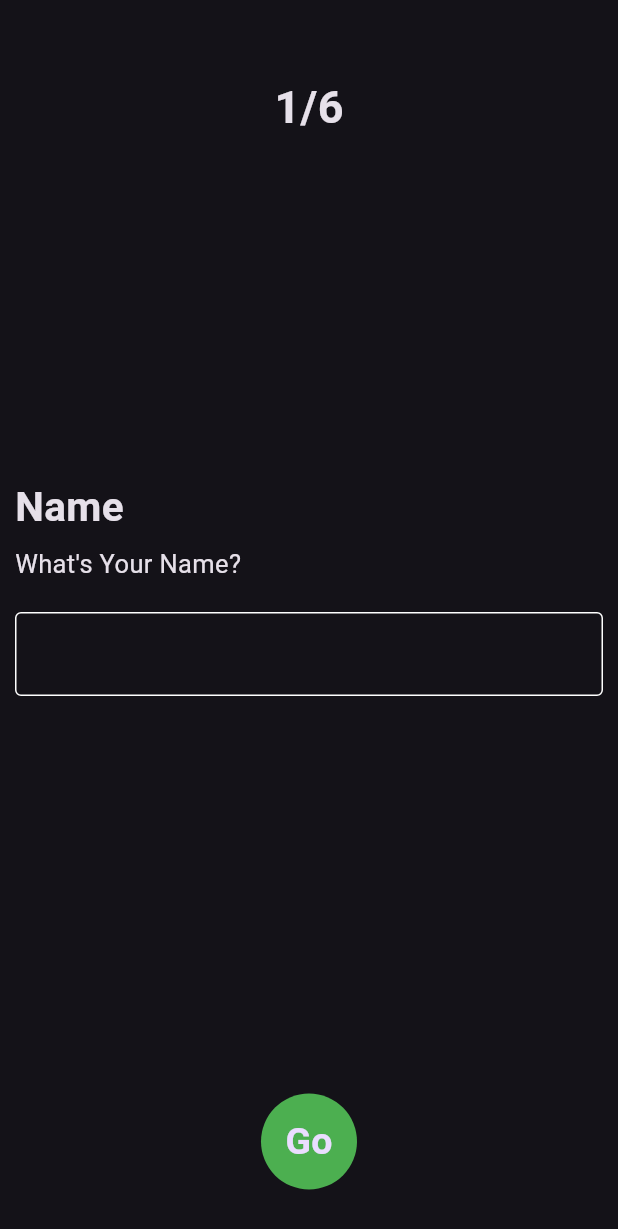
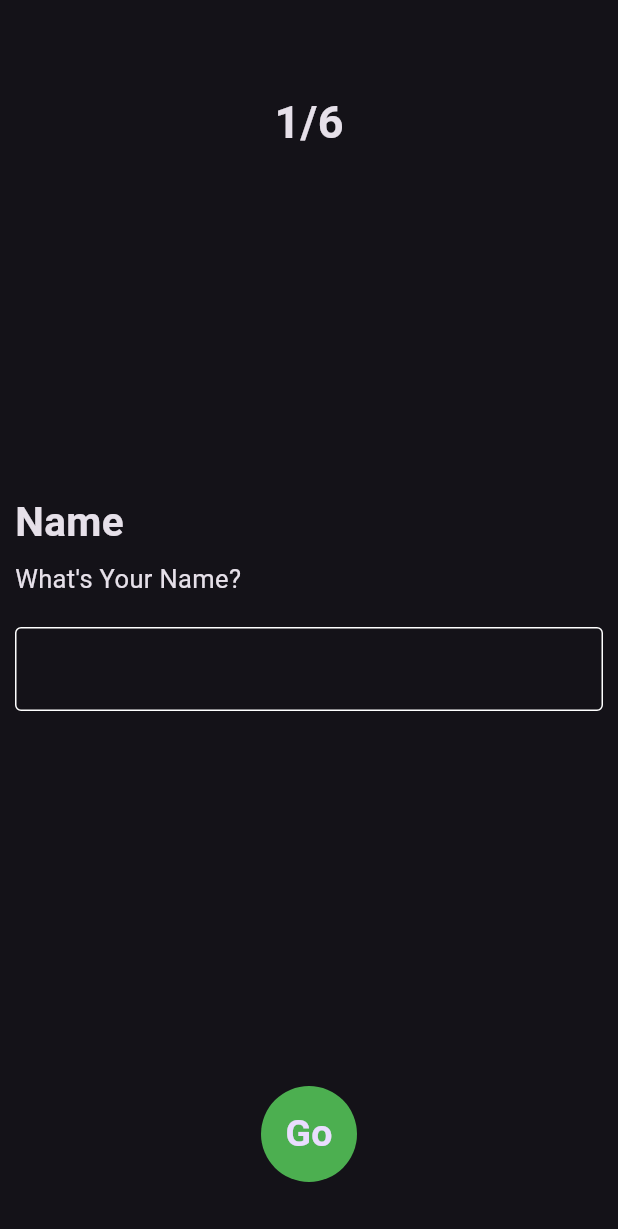
Before and after one commit to hamadadhg/business_card_app, a Flutter app: the screen it shows after launch, on a phone screen of 412 x 824 dp. Shown: the top 1229 px of the screen. Run offline on Flutter 3.47's test engine with Material 3 defaults, Android fonts, the phone set to English and light mode, and no system bars.

Commit message:
finish home view

```diff
--- a/lib/main.dart
+++ b/lib/main.dart
@@ -98,6 +98,7 @@ class BusinessCard extends StatelessWidget {
 }
 */
 import 'package:business_card_app/view/home_view.dart';
+import 'package:business_card_app/view/number_view.dart';
 import 'package:business_card_app/view/work_view.dart';
 import 'package:flutter/material.dart';
 
@@ -116,6 +117,7 @@ class BusinessCardApp extends StatelessWidget {
       routes: {
         HomeView.homeViewId: (context) => const HomeView(),
         WorkView.workViewId: (context) => const WorkView(),
+        NumberView.numberViewId: (context) => const NumberView(),
       },
       initialRoute: HomeView.homeViewId,
     );
--- a/lib/view/home_view.dart
+++ b/lib/view/home_view.dart
@@ -143,7 +143,7 @@ class _HomeViewState extends State<HomeView> {
           child: Column(
             children: [
               const SizedBox(
-                height: 50,
+                height: 60,
               ),
               const CustomTextWidget(
                 text: '1/6',
@@ -176,7 +176,7 @@ class _HomeViewState extends State<HomeView> {
               ),
               const CustomTextFieldWidget(),
               const SizedBox(
-                height: 265,
+                height: 250,
               ),
               CustomCircleAvatarWidget(
                 onTap: () {
@@ -192,6 +192,8 @@ class _HomeViewState extends State<HomeView> {
                     );
                   }
                 },
+                text: 'Go',
+                backgroundColor: Colors.green,
               ),
             ],
           ),
--- /dev/null
+++ b/lib/view/number_view.dart
@@ -0,0 +1,10 @@
+import 'package:flutter/material.dart';
+
+class NumberView extends StatelessWidget {
+  const NumberView({super.key});
+  static String numberViewId = 'NumberView';
+  @override
+  Widget build(BuildContext context) {
+    return const Placeholder();
+  }
+}
--- a/lib/widgets/circle_avatar_widget/custom_circle_avatar_widget.dart
+++ b/lib/widgets/circle_avatar_widget/custom_circle_avatar_widget.dart
@@ -4,18 +4,22 @@ import 'package:flutter/material.dart';
 class CustomCircleAvatarWidget extends StatelessWidget {
   const CustomCircleAvatarWidget({
     super.key,
-    required this.onTap,
+    this.onTap,
+    required this.text,
+    required this.backgroundColor,
   });
   final void Function()? onTap;
+  final String text;
+  final Color backgroundColor;
   @override
   Widget build(BuildContext context) {
     return GestureDetector(
       onTap: onTap,
-      child: const CircleAvatar(
+      child: CircleAvatar(
         radius: 32,
-        backgroundColor: Colors.green,
+        backgroundColor: backgroundColor,
         child: CustomTextWidget(
-          text: 'Go',
+          text: text,
           fontSize: 25,
           fontWeight: FontWeight.bold,
         ),
```
